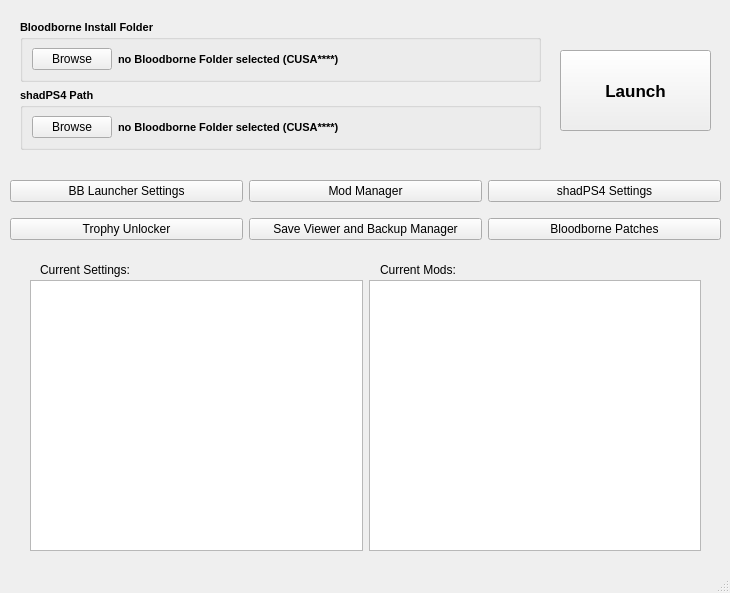
This is modules/bblauncher.ui in rainmakerv3/BB_Launcher as Qt 5 draws it before an edit. The edited form follows.
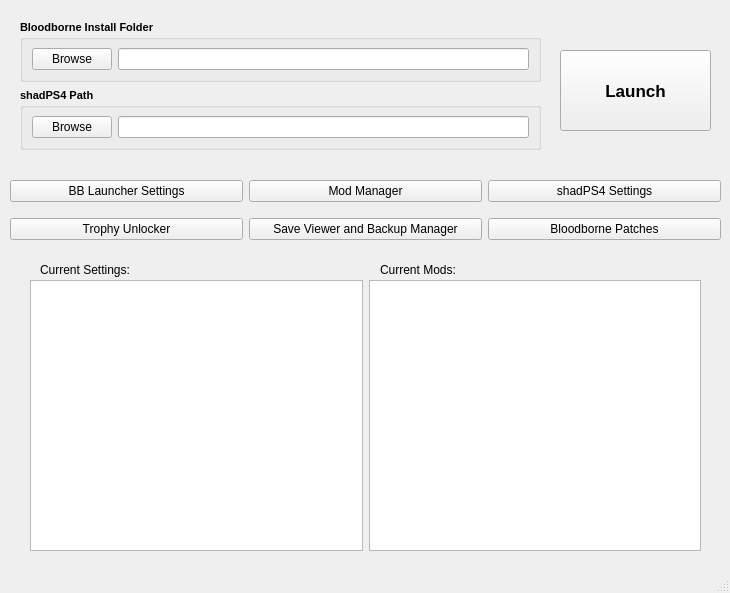
This is the edited form.

Commit message: Change path labels to lineedit to be able to view longer paths

The edit to the form file:
```diff
--- a/modules/bblauncher.ui
+++ b/modules/bblauncher.ui
@@ -191,9 +191,9 @@
     <property name="geometry">
      <rect>
       <x>20</x>
-      <y>10</y>
+      <y>5</y>
       <width>521</width>
-      <height>151</height>
+      <height>161</height>
      </rect>
     </property>
     <layout class="QVBoxLayout" name="verticalLayout_2">
@@ -250,24 +250,24 @@
            </widget>
           </item>
           <item>
-           <widget class="QLabel" name="ExeLabel">
+           <widget class="QLineEdit" name="ExeLabel">
+            <property name="sizePolicy">
+             <sizepolicy hsizetype="Expanding" vsizetype="Preferred">
+              <horstretch>0</horstretch>
+              <verstretch>0</verstretch>
+             </sizepolicy>
+            </property>
             <property name="font">
              <font>
               <pointsize>8</pointsize>
               <bold>true</bold>
              </font>
             </property>
-            <property name="layoutDirection">
-             <enum>Qt::LeftToRight</enum>
+            <property name="cursor">
+             <cursorShape>IBeamCursor</cursorShape>
             </property>
-            <property name="frameShape">
-             <enum>QFrame::NoFrame</enum>
-            </property>
-            <property name="text">
-             <string>no Bloodborne Folder selected (CUSA****)</string>
-            </property>
-            <property name="wordWrap">
-             <bool>false</bool>
+            <property name="readOnly">
+             <bool>true</bool>
             </property>
            </widget>
           </item>
@@ -316,24 +316,21 @@
            </widget>
           </item>
           <item>
-           <widget class="QLabel" name="ShadLabel">
+           <widget class="QLineEdit" name="ShadLabel">
+            <property name="sizePolicy">
+             <sizepolicy hsizetype="Expanding" vsizetype="Preferred">
+              <horstretch>0</horstretch>
+              <verstretch>0</verstretch>
+             </sizepolicy>
+            </property>
             <property name="font">
              <font>
               <pointsize>8</pointsize>
               <bold>true</bold>
              </font>
             </property>
-            <property name="layoutDirection">
-             <enum>Qt::LeftToRight</enum>
-            </property>
-            <property name="frameShape">
-             <enum>QFrame::NoFrame</enum>
-            </property>
-            <property name="text">
-             <string>no Bloodborne Folder selected (CUSA****)</string>
-            </property>
-            <property name="wordWrap">
-             <bool>false</bool>
+            <property name="readOnly">
+             <bool>true</bool>
             </property>
            </widget>
           </item>
```
The commit also changes 1 other file.
